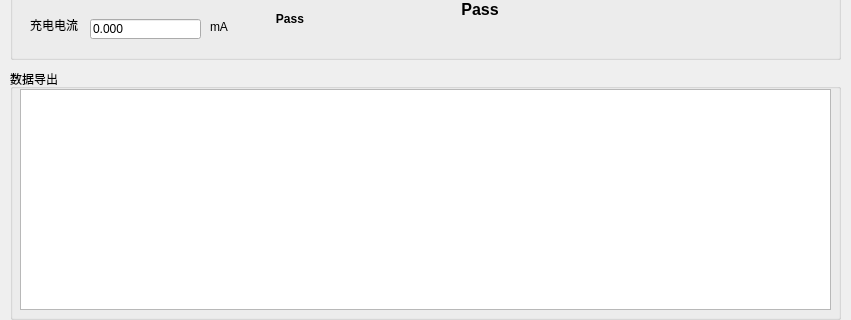
happyrabbit456/Qt5_dev, file project/Harman_T500/currentform.ui: the form before one commit; both pictures show x 0 to 851 and y 301 to 621 of the 851 by 621 pixel window.
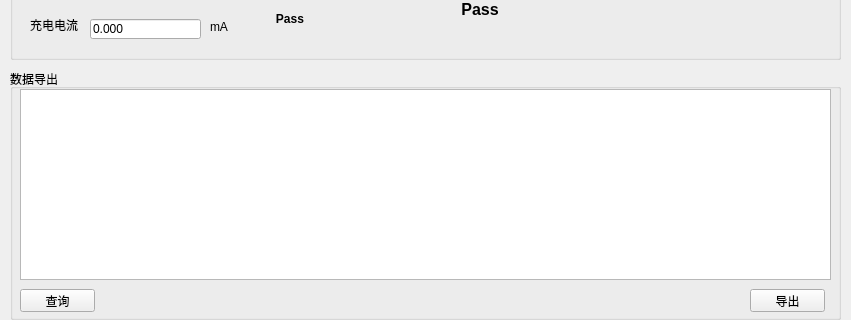
The form after the commit.

Commit message: 1.Harman T500 project

Diff of the .ui file:
```diff
--- a/project/Harman_T500/currentform.ui
+++ b/project/Harman_T500/currentform.ui
@@ -611,10 +611,36 @@
       <x>10</x>
       <y>20</y>
       <width>811</width>
-      <height>221</height>
+      <height>191</height>
      </rect>
     </property>
    </widget>
+   <widget class="QPushButton" name="btnQuery">
+    <property name="geometry">
+     <rect>
+      <x>10</x>
+      <y>220</y>
+      <width>75</width>
+      <height>23</height>
+     </rect>
+    </property>
+    <property name="text">
+     <string>查询</string>
+    </property>
+   </widget>
+   <widget class="QPushButton" name="btnExport">
+    <property name="geometry">
+     <rect>
+      <x>740</x>
+      <y>220</y>
+      <width>75</width>
+      <height>23</height>
+     </rect>
+    </property>
+    <property name="text">
+     <string>导出</string>
+    </property>
+   </widget>
   </widget>
  </widget>
  <resources/>
```
The commit also changes 2 other files.
